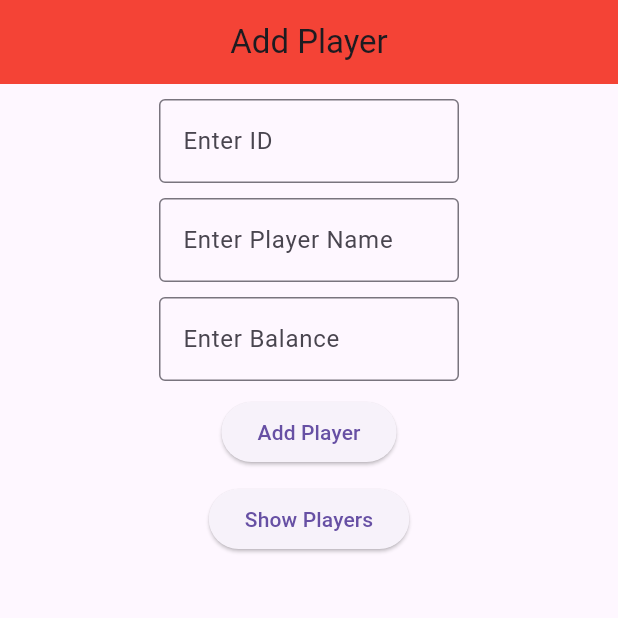
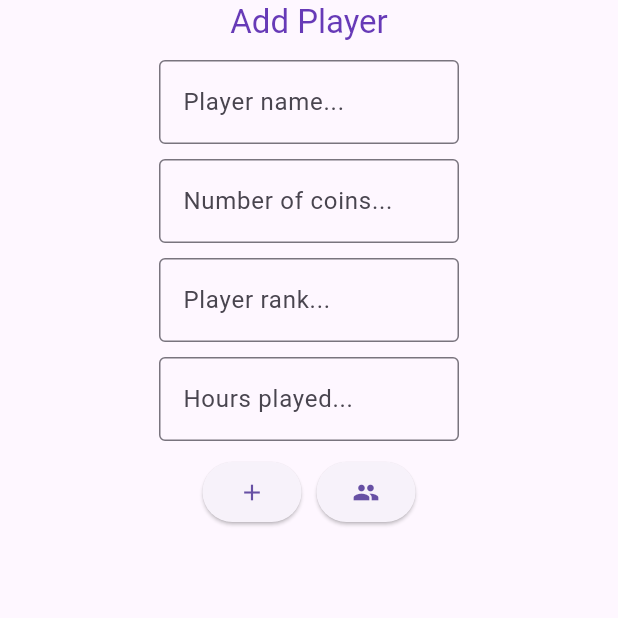
Before and after one commit to Haydar-Script/Project-2, a Flutter app: the screen it shows after launch, on a phone screen of 412 x 824 dp, the top half of it. Run offline on Flutter 3.47's test engine with Material 3 defaults, Android fonts, the phone set to English and light mode, and no system bars.

Commit message:
Update add_player.dart

```diff
--- a/lib/add_player.dart
+++ b/lib/add_player.dart
@@ -1,10 +1,12 @@
+import 'dart:convert' as convert;
+
 import 'package:flutter/material.dart';
 import 'package:http/http.dart' as http;
-import 'dart:convert' as convert;
+
 import 'show_players.dart';
 
-// domain of your server
-const String _baseURL = 'csci410haydar.000webhostapp.com';
+// domain of the server
+const String _baseURL = 'https://esterwebt.000webhostapp.com/';
 
 class AddPlayer extends StatefulWidget {
   const AddPlayer({super.key});
@@ -14,22 +16,12 @@ class AddPlayer extends StatefulWidget {
 }
 
 class _AddPlayerState extends State<AddPlayer> {
-  // creates a unique key to be used by the form
-  // this key is necessary for validation
-  final GlobalKey<FormState> _formKey = GlobalKey<FormState>();
-  TextEditingController _controllerID = TextEditingController();
-  TextEditingController _controllerName = TextEditingController();
-  TextEditingController _controllerBalance = TextEditingController();
-  // the below variable is used to display the progress bar when retrieving data
+  // text editing controllers
+  final TextEditingController _nameController = TextEditingController();
+  final TextEditingController _coinsController = TextEditingController();
+  final TextEditingController _rankController = TextEditingController();
+  final TextEditingController _hoursController = TextEditingController();
   bool _loading = false;
-
-  @override
-  void dispose() {
-    _controllerID.dispose();
-    _controllerName.dispose();
-    _controllerBalance.dispose();
-    super.dispose();
-  }
 
   void update(String text) {
     ScaffoldMessenger.of(context).showSnackBar(SnackBar(content: Text(text)));
@@ -44,125 +36,137 @@ class _AddPlayerState extends State<AddPlayer> {
         appBar: AppBar(
           title: const Text('Add Player'),
           centerTitle: true,
-          backgroundColor: Colors.red,
-          // the below line disables the back button on the AppBar
+          // disable back button on the AppBar
           automaticallyImplyLeading: false,
+          // make the app bar smaller
+          toolbarHeight: 30,
+          foregroundColor: Colors.deepPurple,
         ),
         body: Center(
             child: Form(
-          key:
-              _formKey, // key to uniquely identify the form when performing validation
           child: Column(
             children: <Widget>[
               const SizedBox(height: 10),
               SizedBox(
                   width: 200,
                   child: TextFormField(
-                    controller: _controllerID,
-                    keyboardType: TextInputType.number,
+                    controller: _nameController,
+                    keyboardType: TextInputType.name,
                     decoration: const InputDecoration(
                       border: OutlineInputBorder(),
-                      hintText: 'Enter ID',
+                      hintText: 'Player name...',
                     ),
-                    validator: (String? value) {
-                      if (value == null || value.isEmpty) {
-                        return 'Please enter player id';
-                      }
-                      return null;
-                    },
                   )),
               const SizedBox(height: 10),
               SizedBox(
                   width: 200,
                   child: TextFormField(
-                    controller: _controllerName,
+                    controller: _coinsController,
+                    keyboardType: TextInputType.number,
                     decoration: const InputDecoration(
                       border: OutlineInputBorder(),
-                      hintText: 'Enter Player Name',
+                      hintText: 'Number of coins...',
                     ),
-                    validator: (String? value) {
-                      if (value == null || value.isEmpty) {
-                        return 'Please enter player name';
-                      }
-                      return null;
-                    },
                   )),
               const SizedBox(height: 10),
               SizedBox(
                   width: 200,
                   child: TextFormField(
-                    controller: _controllerBalance,
+                    controller: _rankController,
                     keyboardType: TextInputType.number,
                     decoration: const InputDecoration(
                       border: OutlineInputBorder(),
-                      hintText: 'Enter Balance',
+                      hintText: 'Player rank...',
                     ),
-                    validator: (String? value) {
-                      if (value == null || value.isEmpty) {
-                        return 'Please enter balance';
-                      }
-                      return null;
-                    },
                   )),
               const SizedBox(height: 10),
+              SizedBox(
+                  width: 200,
+                  child: TextFormField(
+                    controller: _hoursController,
+                    keyboardType: TextInputType.number,
+                    decoration: const InputDecoration(
+                      border: OutlineInputBorder(),
+                      hintText: 'Hours played...',
+                    ),
+                  )),
+              const SizedBox(height: 10),
+              Row(
+                mainAxisAlignment: MainAxisAlignment.center,
+                children: [
                   ElevatedButton(
-                // we need to prevent the user from sending another request, while current
-                // request is being processed
+                    // prevent sending another request while current request is being processed
                     onPressed: _loading
                         ? null
                         : () {
                             // disable button while loading
-                        if (_formKey.currentState!.validate()) {
                             setState(() {
                               _loading = true;
                             });
-                          saveCustomer(
+                            try {
+                              savePlayer(
                                   update,
-                              int.parse(_controllerID.text),
-                              _controllerName.text,
-                              double.parse(_controllerBalance.text));
+                                  _nameController.text,
+                                  double.parse(_coinsController.text),
+                                  int.parse(_rankController.text),
+                                  int.parse(_hoursController.text));
+                            } catch (e) {
+                              update("Invalid data entered");
                             }
                           },
-                child: const Text('Add Player'),
+                    child: const Icon(Icons.add),
+                  ),
+                  const SizedBox(width: 10),
+                  ElevatedButton(
+                    onPressed: () {
+                      Navigator.of(context)
+                          .push(MaterialPageRoute(builder: (context) => const ShowPlayers()));
+                    },
+                    child: const Icon(Icons.group),
+                  ),
+                ],
               ),
               const SizedBox(height: 10),
-              ElevatedButton(
-                onPressed: () {
-                  Navigator.of(context).push(MaterialPageRoute(
-                      builder: (context) => const ShowPlayers()));
-                },
-                child: const Text('Show Players'),
-              ),
-              const SizedBox(height: 10),
-              Visibility(
-                  visible: _loading, child: const CircularProgressIndicator())
+              Visibility(visible: _loading, child: const CircularProgressIndicator())
             ],
           ),
         )));
   }
 }
 
-void saveCustomer(
-    Function(String text) update, int cid, String name, double balance) async {
+void savePlayer(Function(String text) update, String playerName, double coins, int rank,
+    int hoursPlayed) async {
+  if (playerName.isEmpty) {
+    update("Name can't be empty");
+    return;
+  }
+  if (coins.isNegative || coins.isNaN) {
+    update("Number of coins must be a positive number");
+    return;
+  }
+  if (rank.isNaN || rank.isNegative) {
+    update("Rank must be a positive integer");
+    return;
+  }
+  if (hoursPlayed.isNaN || hoursPlayed.isNegative) {
+    update("Number of hours played must be a positive integer");
+    return;
+  }
+
   try {
-    // we need to first retrieve and decrypt the key
-    // send a JSON object using http post
     final response = await http
-        .post(Uri.parse('$_baseURL/saveCustomer.php'),
+        .post(Uri.parse('$_baseURL/addPlayer.php'),
             headers: <String, String>{
               'Content-Type': 'application/json; charset=UTF-8',
-            }, // convert the cid, name and key to a JSON object
+            },
             body: convert.jsonEncode(<String, String>{
-              'cid': '$cid',
-              'name': name,
-              'balance': '$balance',
-              'key': 'your_key'
+              'name': playerName,
+              'coins': '$coins',
+              'rank': '$rank',
+              'hoursPlayed': '$hoursPlayed'
             }))
-        .timeout(const Duration(seconds: 5));
-    if (response.statusCode == 200) {
-      // if successful, call the update function
+        .timeout(const Duration(seconds: 30));
     update(response.body);
-    }
   } catch (e) {
     update(e.toString());
   }
```
Lines whose indentation alone changed are shown as unchanged.
